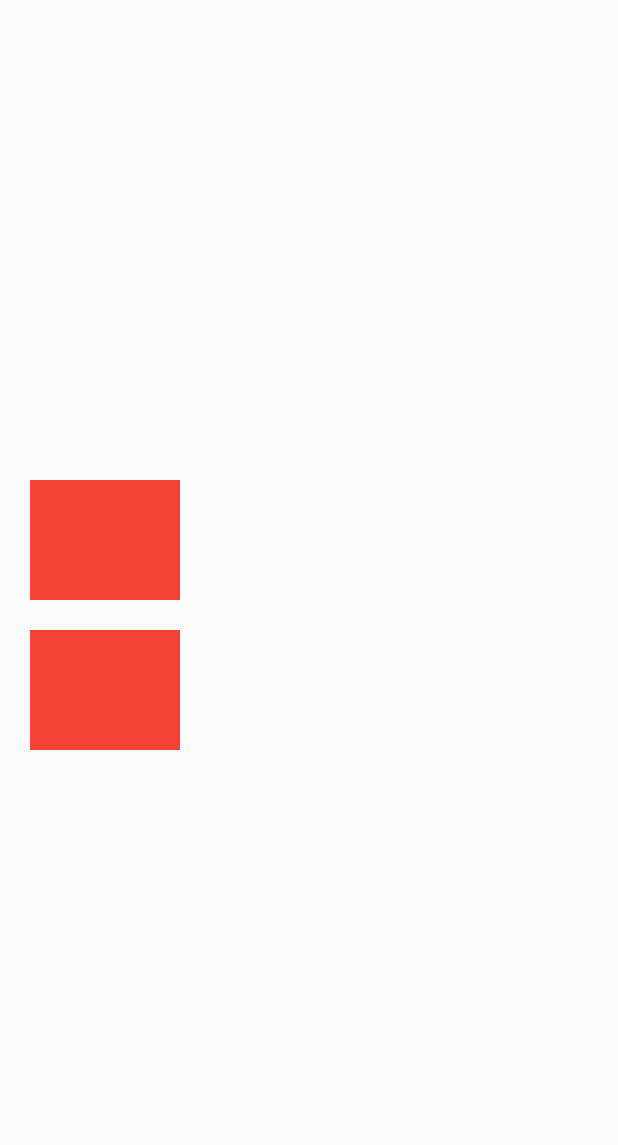
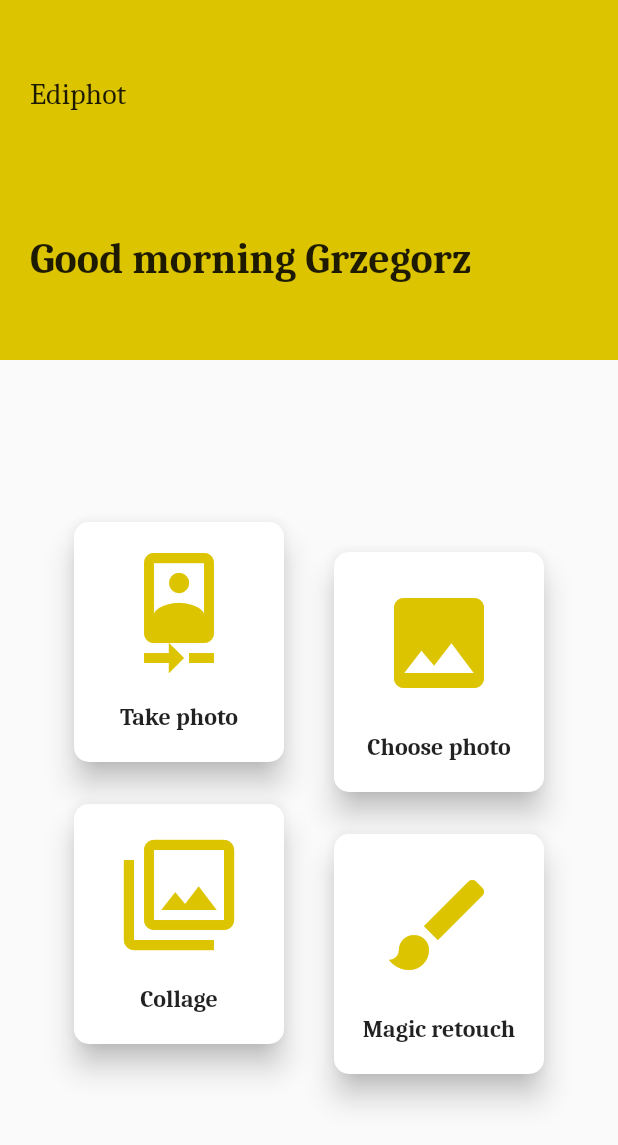
Before and after one commit to gkubiak92/ediphot, a Flutter app: the screen it shows after launch, on a phone screen of 412 x 824 dp. Shown: the top 1145 px of the screen. Run offline on Flutter 3.47's test engine with Material 2 defaults, Android fonts, the phone set to English and light mode, and no system bars.

Commit message:
Add home screen and custom fonts

```diff
--- a/lib/main.dart
+++ b/lib/main.dart
@@ -1,6 +1,7 @@
+import 'package:ediphot/theme/style.dart';
 import 'package:flutter/material.dart';
 
-import 'screens/homescreen.dart';
+import 'screens/home/homescreen.dart';
 
 void main() {
   runApp(MyApp());
@@ -11,9 +12,7 @@ class MyApp extends StatelessWidget {
   Widget build(BuildContext context) {
     return MaterialApp(
       title: 'Flutter Demo',
-      theme: ThemeData(
-        primarySwatch: Colors.blue,
-      ),
+      theme: appTheme(),
       home: HomeScreen(),
     );
   }
--- a/lib/screens/homescreen.dart
+++ b/lib/screens/home/homescreen.dart
@@ -1,3 +1,4 @@
+import 'package:ediphot/screens/home/widgets/homecard.dart';
 import 'package:flutter/material.dart';
 
 class HomeScreen extends StatelessWidget {
@@ -8,21 +9,43 @@ class HomeScreen extends StatelessWidget {
         children: <Widget>[
           Container(
             width: double.infinity,
-            height: 300,
+            height: 240,
+            color: Theme.of(context).primaryColor,
+            child: Padding(
+              padding: const EdgeInsets.symmetric(
+                vertical: 10.0,
+                horizontal: 20.0,
+              ),
+              child: Column(
+                mainAxisAlignment: MainAxisAlignment.spaceAround,
+                crossAxisAlignment: CrossAxisAlignment.start,
+                children: <Widget>[
+                  Text(
+                    'Ediphot',
+                    style: Theme.of(context).textTheme.subtitle1,
+                  ),
+                  Text(
+                    'Good morning Grzegorz',
+                    style: Theme.of(context).textTheme.headline1,
+                  ),
+                ],
+              ),
+            ),
           ),
           Expanded(
             child: Padding(
                 padding: EdgeInsets.all(20),
                 child: Column(
+                  mainAxisAlignment: MainAxisAlignment.center,
                   children: <Widget>[
                     Row(
+                      mainAxisAlignment: MainAxisAlignment.spaceEvenly,
                       children: <Widget>[
                         Column(
                           children: <Widget>[
-                            Container(
-                              width: 50,
-                              height: 80,
-                              color: Colors.red,
+                            HomeCard(
+                              icon: Icons.camera_front,
+                              title: 'Take photo',
                             ),
                             SizedBox(
                               height: 20,
@@ -31,26 +54,25 @@ class HomeScreen extends StatelessWidget {
                         ),
                         Column(
                           children: <Widget>[
-                            Container(
-                              width: 50,
-                              height: 80,
-                              color: Colors.red,
-                            ),
                             SizedBox(
                               height: 20,
+                            ),
+                            HomeCard(
+                              icon: Icons.image,
+                              title: 'Choose photo',
                             ),
                           ],
                         ),
                       ],
                     ),
                     Row(
+                      mainAxisAlignment: MainAxisAlignment.spaceEvenly,
                       children: <Widget>[
                         Column(
                           children: <Widget>[
-                            Container(
-                              width: 50,
-                              height: 80,
-                              color: Colors.red,
+                            HomeCard(
+                              icon: Icons.filter,
+                              title: 'Collage',
                             ),
                             SizedBox(
                               height: 20,
@@ -59,13 +81,12 @@ class HomeScreen extends StatelessWidget {
                         ),
                         Column(
                           children: <Widget>[
-                            Container(
-                              width: 50,
-                              height: 80,
-                              color: Colors.red,
-                            ),
                             SizedBox(
                               height: 20,
+                            ),
+                            HomeCard(
+                              icon: Icons.brush,
+                              title: 'Magic retouch',
                             ),
                           ],
                         ),
--- /dev/null
+++ b/lib/screens/home/widgets/homecard.dart
@@ -0,0 +1,38 @@
+import 'package:flutter/material.dart';
+
+class HomeCard extends StatelessWidget {
+  final String title;
+  final IconData icon;
+
+  const HomeCard({Key key, this.title, this.icon}) : super(key: key);
+
+  @override
+  Widget build(BuildContext context) {
+    return Card(
+      elevation: 8.0,
+      shape: RoundedRectangleBorder(
+        borderRadius: BorderRadius.all(
+          Radius.circular(10),
+        ),
+      ),
+      child: Container(
+        width: 140,
+        height: 160,
+        child: Column(
+          mainAxisAlignment: MainAxisAlignment.spaceEvenly,
+          children: <Widget>[
+            Icon(
+              icon,
+              size: 80,
+              color: Theme.of(context).primaryColor,
+            ),
+            Text(
+              title,
+              style: Theme.of(context).textTheme.bodyText1,
+            ),
+          ],
+        ),
+      ),
+    );
+  }
+}
--- /dev/null
+++ b/lib/theme/style.dart
@@ -0,0 +1,17 @@
+import 'package:flutter/material.dart';
+
+ThemeData appTheme() {
+  return ThemeData(
+    primaryColor: Color.fromARGB(255, 220, 196, 0),
+    accentColor: Colors.black,
+    fontFamily: 'Caladea',
+    textTheme: TextTheme(
+      headline1: TextStyle(
+          fontSize: 28.0, fontWeight: FontWeight.bold, color: Colors.black87),
+      subtitle1: TextStyle(
+          fontSize: 20.0, fontWeight: FontWeight.w500, color: Colors.black87),
+      bodyText1: TextStyle(
+          fontSize: 16.0, fontWeight: FontWeight.w600, color: Colors.black87),
+    ),
+  );
+}
```
Also changed, not shown: pubspec.yaml (+6 -13 lines), fonts/Caladea-Bold.ttf (added), fonts/Caladea-Regular.ttf (added).
